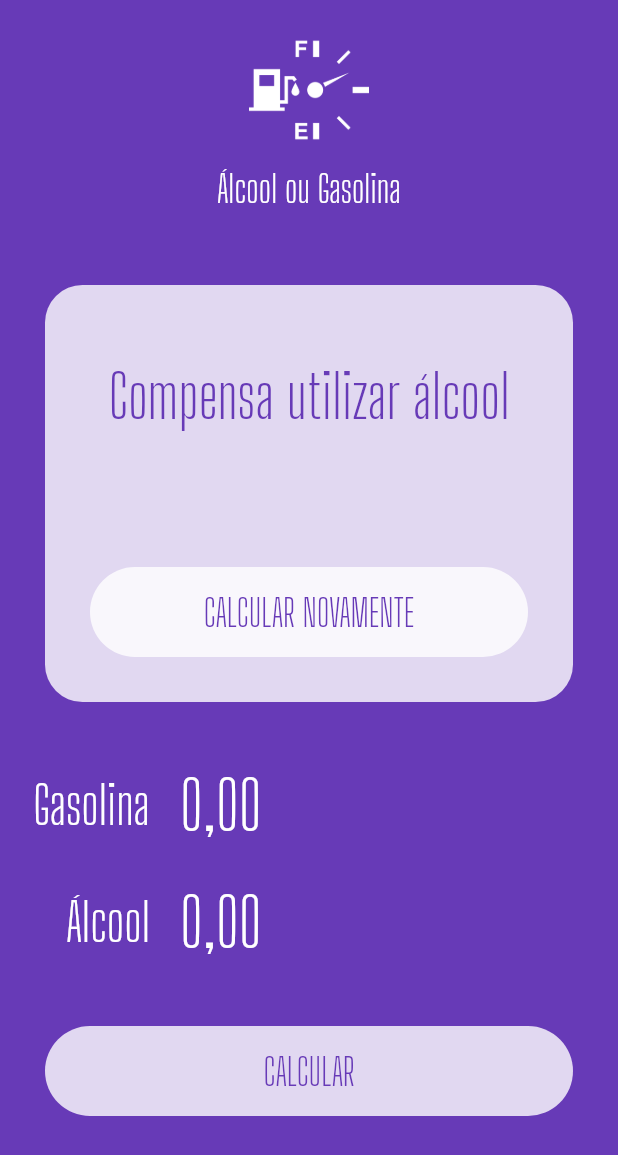
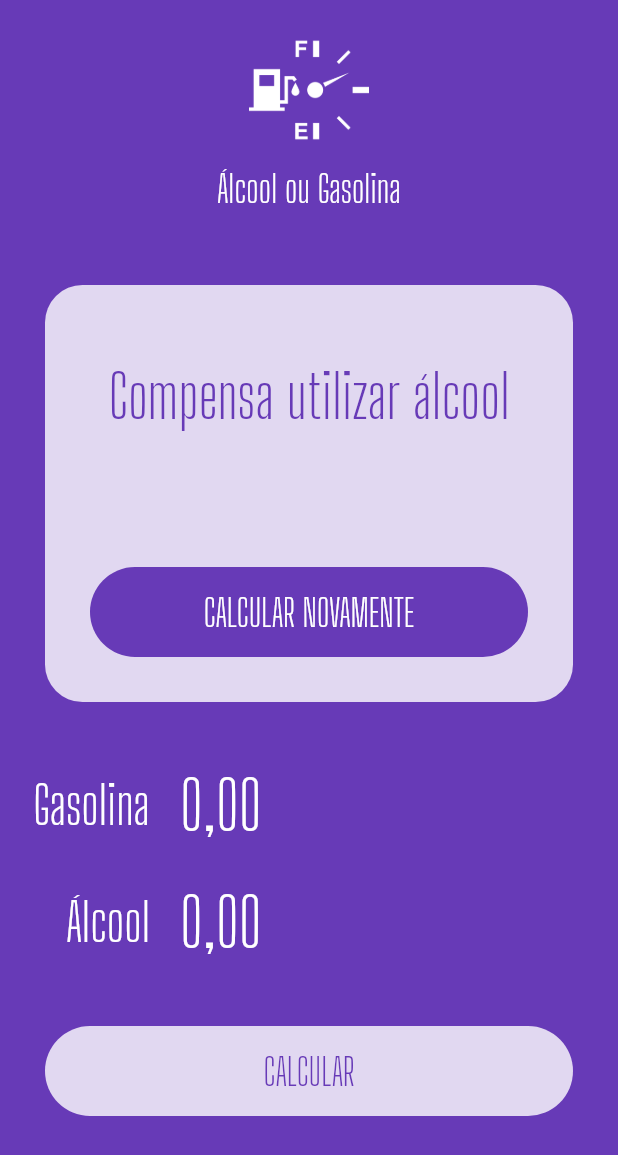
Before and after one commit to oliversieto/alcool_gasolina_flutter, a Flutter app: the screen it shows after launch, on a phone screen of 412 x 824 dp. Shown: the top 1155 px of the screen. Run offline on Flutter 3.47's test engine with Material 2 defaults, Android fonts, the phone set to English and light mode, and no system bars; our stand-ins replace flutter_masked_text; missing offline and left inert: dart:ffi.

Commit message:
refactor: criado o widget de botão

```diff
--- a/lib/main.dart
+++ b/lib/main.dart
@@ -1,6 +1,7 @@
 import 'dart:ffi';
 
 import 'package:alcool_gasolina/widgets/input.widget.dart';
+import 'package:alcool_gasolina/widgets/loading-button.widget.dart';
 import 'package:alcool_gasolina/widgets/logo.widget.dart';
 import 'package:flutter/material.dart';
 import 'package:flutter_masked_text/flutter_masked_text.dart';
@@ -58,26 +59,12 @@ class HomePage extends StatelessWidget {
                 SizedBox(
                   height: 60,
                 ),
-                Container(
-                  margin: EdgeInsets.all(30),
-                  width: double.infinity,
-                  height: 60,
-                  decoration: BoxDecoration(
-                    color: Colors.white.withOpacity(0.8),
-                    borderRadius: BorderRadius.circular(60),
-                  ),
-                  child: TextButton(
-                    child: Text(
-                      'CALCULAR NOVAMENTE',
-                      style: TextStyle(
-                        color: Theme.of(context).primaryColor,
-                        fontSize: 25,
-                        fontFamily: 'Big Shoulders Display',
-                      ),
-                    ),
-                    onPressed: () {},
-                  ),
-                )
+                LoadingButton(
+                  busy: false,
+                  invert: true,
+                  func: () {},
+                  text: 'CALCULAR NOVAMENTE',
+                ),
               ],
             ),
           ),
@@ -89,25 +76,12 @@ class HomePage extends StatelessWidget {
             label: 'Álcool',
             ctrl: _alcCtrl,
           ),
-          Container(
-            margin: EdgeInsets.all(30),
-            height: 60,
-            decoration: BoxDecoration(
-              color: Colors.white.withOpacity(0.8),
-              borderRadius: BorderRadius.circular(60),
-            ),
-            child: TextButton(
-              child: Text(
-                'CALCULAR',
-                style: TextStyle(
-                  color: Theme.of(context).primaryColor,
-                  fontSize: 25,
-                  fontFamily: 'Big Shoulders Display',
-                ),
-              ),
-              onPressed: () {},
-            ),
-          )
+          LoadingButton(
+            busy: false,
+            invert: false,
+            func: () {},
+            text: 'CALCULAR',
+          ),
         ],
       ),
     );
--- /dev/null
+++ b/lib/widgets/loading-button.widget.dart
@@ -0,0 +1,49 @@
+import 'package:flutter/material.dart';
+
+class LoadingButton extends StatelessWidget {
+  bool busy = false;
+  bool invert = false;
+  Function func;
+  String text = '';
+
+  LoadingButton({
+    @required this.busy,
+    @required this.invert,
+    @required this.func,
+    @required this.text,
+  });
+
+  @override
+  Widget build(BuildContext context) {
+    return busy
+        ? Container(
+            alignment: Alignment.center,
+            height: 50,
+            child: CircularProgressIndicator(
+              backgroundColor: Colors.white,
+            ),
+          )
+        : Container(
+            margin: EdgeInsets.all(30),
+            width: double.infinity,
+            height: 60,
+            decoration: BoxDecoration(
+              color: invert
+                  ? Theme.of(context).primaryColor
+                  : Colors.white.withOpacity(0.8),
+              borderRadius: BorderRadius.circular(60),
+            ),
+            child: TextButton(
+              child: Text(
+                text,
+                style: TextStyle(
+                  color: invert ? Colors.white : Theme.of(context).primaryColor,
+                  fontSize: 25,
+                  fontFamily: 'Big Shoulders Display',
+                ),
+              ),
+              onPressed: func,
+            ),
+          );
+  }
+}
```
